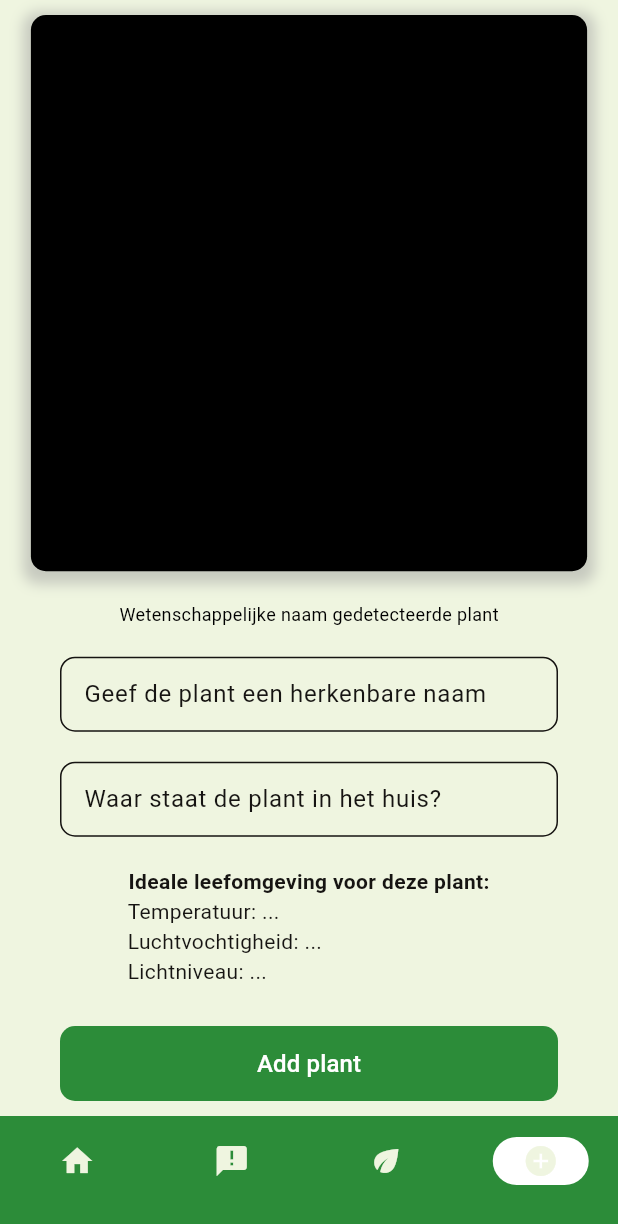
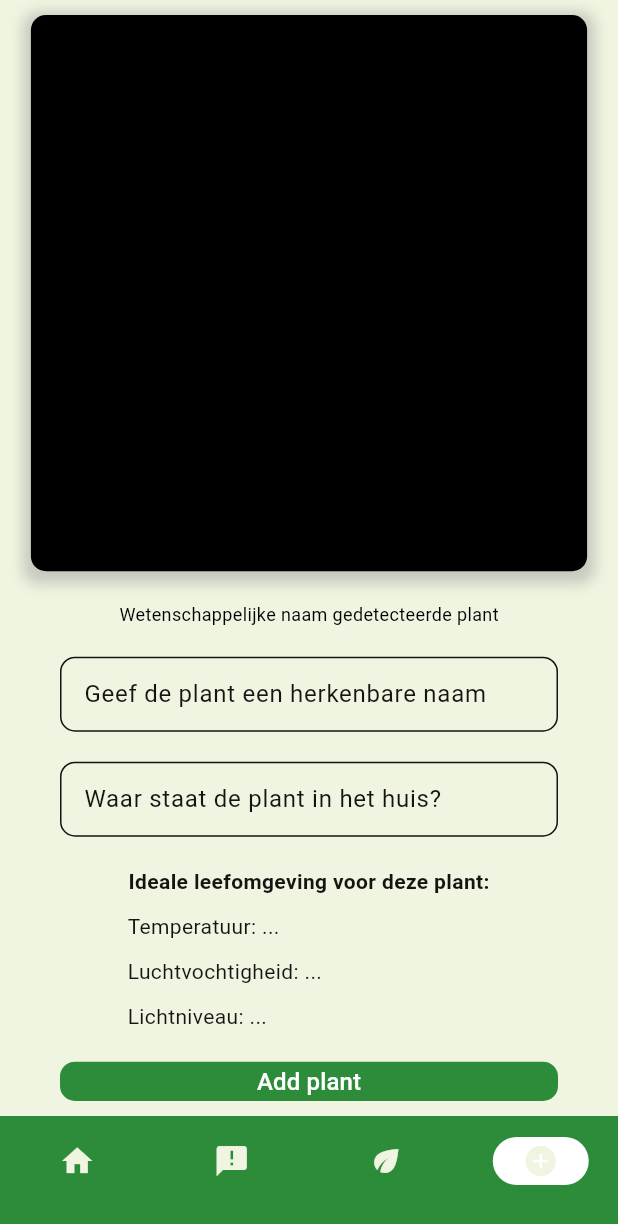
Before and after one commit to argelbagel/ISENSIOT_GrowthGuardian_App, a Flutter app: the screen it shows after launch, swiped to page 4, on a phone screen of 412 x 824 dp. Shown: the top 1224 px of the screen. Run offline on Flutter 3.47's test engine with Material 2 defaults, Android fonts, the phone set to English and light mode, and no system bars.

Commit message:
Update addPage.dart

```diff
--- a/growth_guardian/lib/views/addPage.dart
+++ b/growth_guardian/lib/views/addPage.dart
@@ -115,7 +115,7 @@ class _AddPageState extends State<AddPage> {
                     style: TextStyle(fontWeight: FontWeight.bold),
                   ),
                   Padding(
-                    padding: const EdgeInsets.only(left: 75.0),
+                    padding: const EdgeInsets.only(left: 75.0, top: 10.0),
                     child: Row(
                       children: [
                         Text('Temperatuur: '),
@@ -124,7 +124,7 @@ class _AddPageState extends State<AddPage> {
                     ),
                   ),
                   Padding(
-                    padding: const EdgeInsets.only(left: 75.0),
+                    padding: const EdgeInsets.only(left: 75.0, top: 10.0),
                     child: Row(
                       children: [
                         Text('Luchtvochtigheid: '),
@@ -133,7 +133,7 @@ class _AddPageState extends State<AddPage> {
                     ),
                   ),
                   Padding(
-                    padding: const EdgeInsets.only(left: 75.0),
+                    padding: const EdgeInsets.only(left: 75.0,top: 10.0),
                     child: Row(
                       children: [
                         Text('Lichtniveau: '),
```
